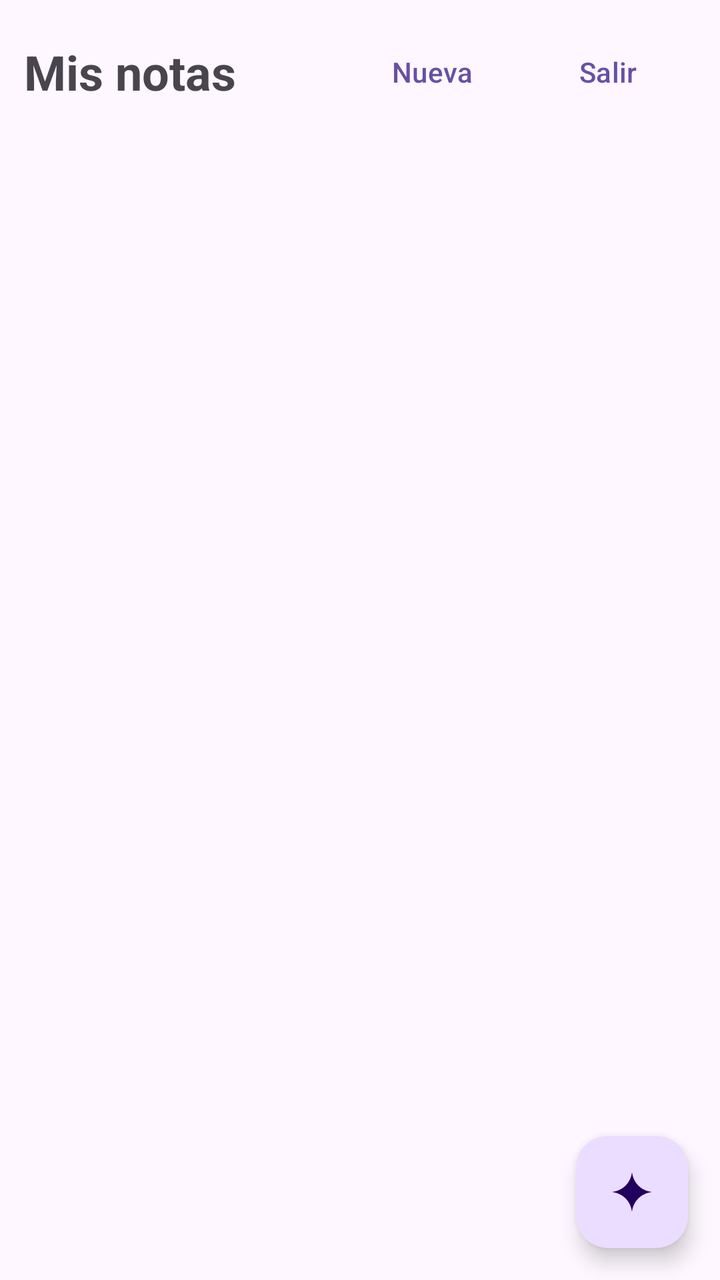
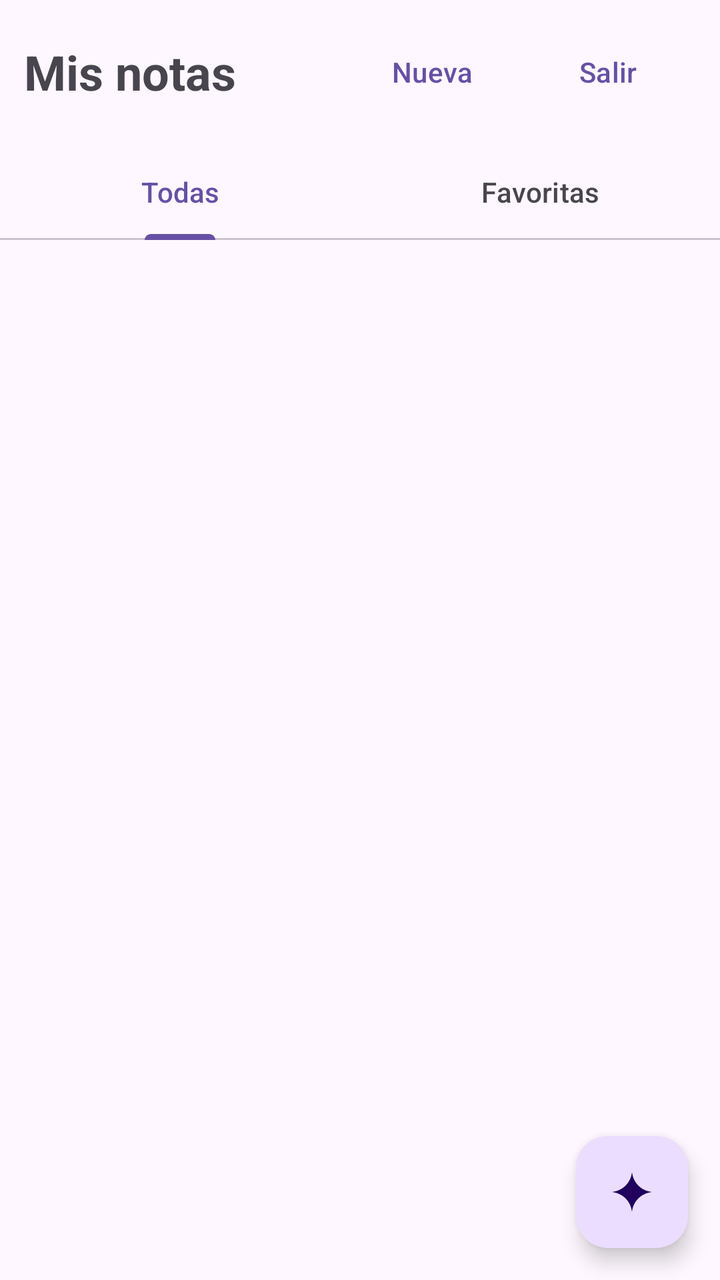

Screens rendered from an Android XML layout before and after an edit, with the pre-edit source and the edit as a unified diff.
<!-- AndroidManifest.xml: application theme Theme.Vulcan -->
<!-- res/layout/activity_home.xml -->
<?xml version="1.0" encoding="utf-8"?>
<androidx.constraintlayout.widget.ConstraintLayout
    xmlns:android="http://schemas.android.com/apk/res/android"
    xmlns:app="http://schemas.android.com/apk/res-auto"
    android:id="@+id/contenedorRaiz"
    android:layout_width="match_parent"
    android:layout_height="match_parent">

    <LinearLayout
        android:id="@+id/encabezado"
        android:layout_width="0dp"
        android:layout_height="wrap_content"
        android:gravity="center_vertical"
        android:orientation="horizontal"
        android:padding="12dp"
        app:layout_constraintEnd_toEndOf="parent"
        app:layout_constraintStart_toStartOf="parent"
        app:layout_constraintTop_toTopOf="parent">

        <TextView
            android:layout_width="0dp"
            android:layout_height="wrap_content"
            android:layout_weight="1"
            android:text="Mis notas"
            android:textSize="24sp"
            android:textStyle="bold" />

        <Button
            android:id="@+id/btnNueva"
            style="?attr/borderlessButtonStyle"
            android:layout_width="wrap_content"
            android:layout_height="wrap_content"
            android:text="Nueva" />

        <Button
            android:id="@+id/btnSalir"
            style="?attr/borderlessButtonStyle"
            android:layout_width="wrap_content"
            android:layout_height="wrap_content"
            android:text="Salir" />
    </LinearLayout>

    <androidx.recyclerview.widget.RecyclerView
        android:id="@+id/rvNotas"
        android:layout_width="0dp"
        android:layout_height="0dp"
        android:clipToPadding="false"
        android:paddingHorizontal="8dp"
        android:paddingBottom="96dp"
        app:layout_constraintBottom_toBottomOf="parent"
        app:layout_constraintEnd_toEndOf="parent"
        app:layout_constraintStart_toStartOf="parent"
        app:layout_constraintTop_toBottomOf="@id/encabezado" />

    <TextView
        android:id="@+id/tvVacio"
        android:layout_width="wrap_content"
        android:layout_height="wrap_content"
        android:gravity="center"
        android:text="Aún no tienes notas.\nCrea una o pídeselo al asistente."
        android:visibility="gone"
        app:layout_constraintBottom_toBottomOf="parent"
        app:layout_constraintEnd_toEndOf="parent"
        app:layout_constraintStart_toStartOf="parent"
        app:layout_constraintTop_toBottomOf="@id/encabezado" />

    
    <include
        android:id="@+id/panelChat"
        layout="@layout/panel_chat"
        android:layout_width="0dp"
        android:layout_height="0dp"
        android:layout_marginHorizontal="16dp"
        android:layout_marginBottom="88dp"
        android:visibility="gone"
        app:layout_constraintBottom_toBottomOf="parent"
        app:layout_constraintEnd_toEndOf="parent"
        app:layout_constraintHeight_percent="0.6"
        app:layout_constraintHorizontal_bias="1"
        app:layout_constraintStart_toStartOf="parent"
        app:layout_constraintTop_toTopOf="parent"
        app:layout_constraintVertical_bias="1"
        app:layout_constraintWidth_max="420dp" />

    
    <com.google.android.material.floatingactionbutton.FloatingActionButton
        android:id="@+id/fabGemini"
        android:layout_width="wrap_content"
        android:layout_height="wrap_content"
        android:layout_margin="16dp"
        android:contentDescription="Asistente Gemini"
        android:src="@drawable/ic_gemini"
        app:layout_constraintBottom_toBottomOf="parent"
        app:layout_constraintEnd_toEndOf="parent" />
</androidx.constraintlayout.widget.ConstraintLayout>
<!-- res/layout/panel_chat.xml (included above) -->
<?xml version="1.0" encoding="utf-8"?>
<com.google.android.material.card.MaterialCardView
    xmlns:android="http://schemas.android.com/apk/res/android"
    xmlns:app="http://schemas.android.com/apk/res-auto"
    android:layout_width="match_parent"
    android:layout_height="match_parent"
    app:cardCornerRadius="24dp"
    app:cardElevation="12dp">

    <LinearLayout
        android:layout_width="match_parent"
        android:layout_height="match_parent"
        android:orientation="vertical">

        <LinearLayout
            android:layout_width="match_parent"
            android:layout_height="wrap_content"
            android:gravity="center_vertical"
            android:orientation="horizontal"
            android:paddingStart="16dp"
            android:paddingEnd="4dp"
            android:paddingVertical="4dp">

            <TextView
                android:layout_width="0dp"
                android:layout_height="wrap_content"
                android:layout_weight="1"
                android:text="Asistente Gemini"
                android:textSize="18sp"
                android:textStyle="bold" />

            <Button
                android:id="@+id/btnLimpiar"
                style="?attr/borderlessButtonStyle"
                android:layout_width="wrap_content"
                android:layout_height="wrap_content"
                android:text="Limpiar" />

            <ImageButton
                android:id="@+id/btnCerrarChat"
                android:layout_width="40dp"
                android:layout_height="40dp"
                android:background="?attr/selectableItemBackgroundBorderless"
                android:contentDescription="Cerrar asistente"
                android:src="@android:drawable/ic_menu_close_clear_cancel" />
        </LinearLayout>

        <androidx.recyclerview.widget.RecyclerView
            android:id="@+id/rvMensajes"
            android:layout_width="match_parent"
            android:layout_height="0dp"
            android:layout_weight="1"
            android:clipToPadding="false"
            android:padding="8dp" />

        <TextView
            android:id="@+id/tvEscribiendo"
            android:layout_width="match_parent"
            android:layout_height="wrap_content"
            android:paddingHorizontal="16dp"
            android:paddingVertical="4dp"
            android:text="Trabajando en tus notas..."
            android:textStyle="italic"
            android:visibility="gone" />

        <LinearLayout
            android:layout_width="match_parent"
            android:layout_height="wrap_content"
            android:gravity="center_vertical"
            android:orientation="horizontal"
            android:padding="8dp">

            <EditText
                android:id="@+id/etMensaje"
                android:layout_width="0dp"
                android:layout_height="wrap_content"
                android:layout_weight="1"
                android:hint="Crea, busca, edita o borra notas"
                android:inputType="textCapSentences|textMultiLine"
                android:maxLines="4" />

            <Button
                android:id="@+id/btnEnviar"
                android:layout_width="wrap_content"
                android:layout_height="wrap_content"
                android:text="Enviar" />
        </LinearLayout>
    </LinearLayout>
</com.google.android.material.card.MaterialCardView>
<!-- resources referenced by this layout -->
<resources>
  <!-- drawable ic_gemini (drawable) -->
  <vector xmlns:android="http://schemas.android.com/apk/res/android"
      android:width="24dp"
      android:height="24dp"
      android:viewportWidth="24"
      android:viewportHeight="24">
      <path
          android:fillColor="@android:color/white"
          android:pathData="M12,2 C12.6,7.4 16.6,11.4 22,12 C16.6,12.6 12.6,16.6 12,22 C11.4,16.6 7.4,12.6 2,12 C7.4,11.4 11.4,7.4 12,2 Z" />
  </vector>
  <style name="Theme.Vulcan" parent="Base.Theme.Vulcan" />
  <style name="Base.Theme.Vulcan" parent="Theme.Material3.DayNight.NoActionBar">
          
          
      </style>
</resources>

<!-- the commit's change to res/layout/activity_home.xml (unified diff, before → after) -->
@@ -40,6 +40,25 @@
             android:text="Salir" />
     </LinearLayout>
 
+    <com.google.android.material.tabs.TabLayout
+        android:id="@+id/tabsFiltro"
+        android:layout_width="0dp"
+        android:layout_height="wrap_content"
+        app:layout_constraintEnd_toEndOf="parent"
+        app:layout_constraintStart_toStartOf="parent"
+        app:layout_constraintTop_toBottomOf="@id/encabezado">
+
+        <com.google.android.material.tabs.TabItem
+            android:layout_width="wrap_content"
+            android:layout_height="wrap_content"
+            android:text="Todas" />
+
+        <com.google.android.material.tabs.TabItem
+            android:layout_width="wrap_content"
+            android:layout_height="wrap_content"
+            android:text="Favoritas" />
+    </com.google.android.material.tabs.TabLayout>
+
     <androidx.recyclerview.widget.RecyclerView
         android:id="@+id/rvNotas"
         android:layout_width="0dp"
@@ -50,7 +69,7 @@
         app:layout_constraintBottom_toBottomOf="parent"
         app:layout_constraintEnd_toEndOf="parent"
         app:layout_constraintStart_toStartOf="parent"
-        app:layout_constraintTop_toBottomOf="@id/encabezado" />
+        app:layout_constraintTop_toBottomOf="@id/tabsFiltro" />
 
     <TextView
         android:id="@+id/tvVacio"
@@ -62,7 +81,7 @@
         app:layout_constraintBottom_toBottomOf="parent"
         app:layout_constraintEnd_toEndOf="parent"
         app:layout_constraintStart_toStartOf="parent"
-        app:layout_constraintTop_toBottomOf="@id/encabezado" />
+        app:layout_constraintTop_toBottomOf="@id/tabsFiltro" />
 
     
     <include
